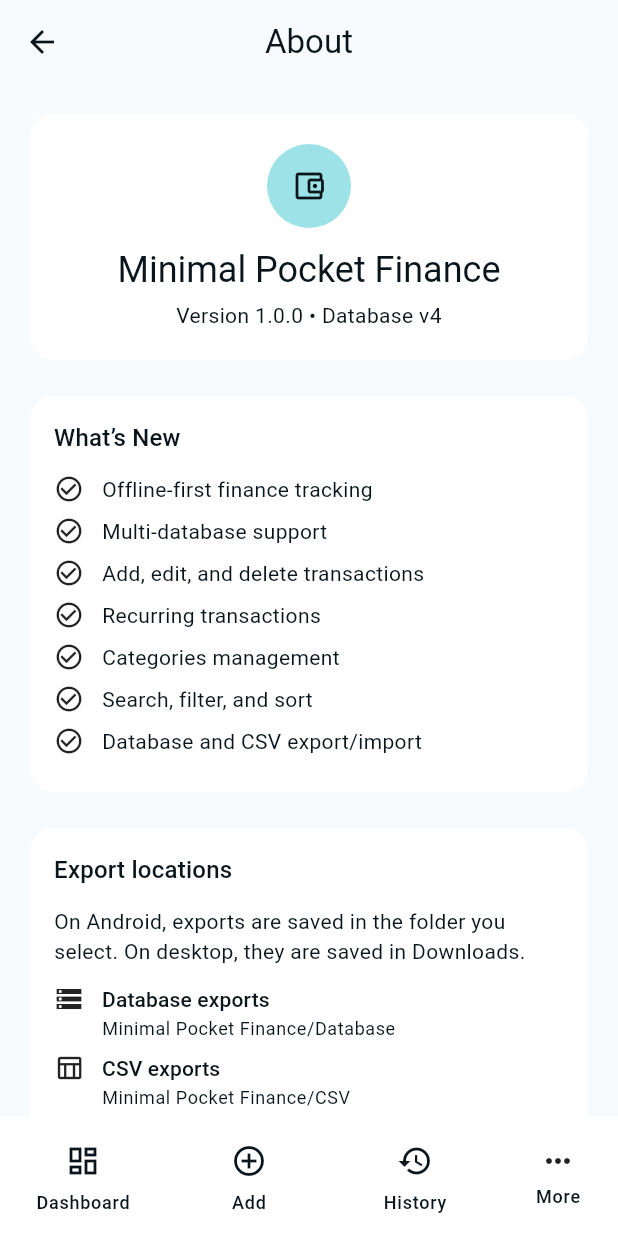
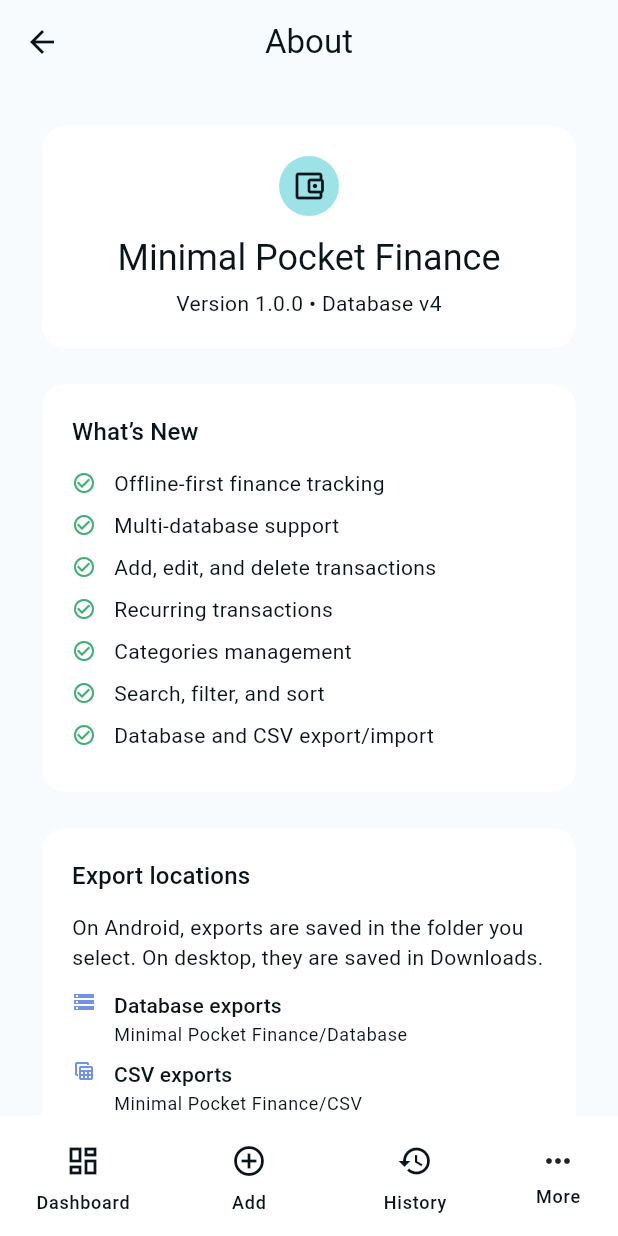
Before and after one commit to elitefantasy/minimal-pocket-finance-app, a Flutter app: the AboutScreen screen opened by its route, on a phone screen of 412 x 824 dp. Run offline on Flutter 3.47's test engine with Material 3 defaults, Android fonts, the phone set to English and light mode, and no system bars; our stand-ins replace flutter_riverpod, go_router, package_info_plus, shared_preferences, sqflite, sqflite_common_ffi; missing offline and left inert: saf_stream, saf_util; accounts and stored records are empty.

Commit message:
style(data-management): polish danger zone card style: unify Material 3 presentation consistency

```diff
--- a/lib/core/theme/app_icons.dart
+++ b/lib/core/theme/app_icons.dart
@@ -36,6 +36,8 @@
   static const csv = Icons.table_view_outlined;
   static const clear = Icons.delete_sweep_outlined;
   static const check = Icons.check_circle;
+  static const checkOutlined = Icons.check_circle_outline;
+  static const openInNew = Icons.open_in_new;
 
   static const double smallSize = AppSizes.iconSmall;
   static const double mediumSize = AppSizes.iconMedium;
--- a/lib/features/about/presentation/screens/about_screen.dart
+++ b/lib/features/about/presentation/screens/about_screen.dart
@@ -1,76 +1,63 @@
+import 'package:akm_finance_manager/app/providers.dart';
 import 'package:akm_finance_manager/core/constants/app_constants.dart';
 import 'package:akm_finance_manager/core/database/database_helper.dart';
+import 'package:akm_finance_manager/core/notifications/app_snackbar_service.dart';
+import 'package:akm_finance_manager/core/theme/app_icons.dart';
+import 'package:akm_finance_manager/core/theme/app_sizes.dart';
+import 'package:akm_finance_manager/core/theme/app_spacing.dart';
+import 'package:akm_finance_manager/core/theme/theme_context_extensions.dart';
+import 'package:akm_finance_manager/core/utils/package_info_provider.dart';
 import 'package:akm_finance_manager/shared/widgets/app_scaffold.dart';
 import 'package:flutter/material.dart';
-import 'package:akm_finance_manager/app/providers.dart';
-import 'package:akm_finance_manager/core/notifications/app_snackbar_service.dart';
 import 'package:flutter_riverpod/flutter_riverpod.dart';
-import 'package:akm_finance_manager/core/utils/package_info_provider.dart';
 
 class AboutScreen extends ConsumerWidget {
   const AboutScreen({super.key});
 
   @override
   Widget build(BuildContext context, WidgetRef ref) {
-    final colorScheme = Theme.of(context).colorScheme;
     final packageInfoAsync = ref.watch(packageInfoProvider);
 
     return AppScaffold(
       title: 'About',
       body: ListView(
-        padding: const EdgeInsets.all(16),
+        padding: const EdgeInsets.all(AppSpacing.page),
         children: <Widget>[
           Card(
             child: Padding(
-              padding: const EdgeInsets.all(20),
+              padding: const EdgeInsets.all(AppSpacing.card),
               child: Column(
                 children: <Widget>[
                   CircleAvatar(
-                    radius: 28,
-                    backgroundColor: colorScheme.primaryContainer,
-                    foregroundColor: colorScheme.onPrimaryContainer,
-                    child: const Icon(Icons.account_balance_wallet_outlined),
+                    radius: AppSizes.avatarMedium / 2,
+                    backgroundColor: context.colors.primaryContainer,
+                    foregroundColor: context.colors.onPrimaryContainer,
+                    child: const Icon(AppIcons.wallet),
                   ),
-                  const SizedBox(height: 12),
+                  const SizedBox(height: AppSpacing.md),
                   Text(
                     AppConstants.appName,
-                    style: Theme.of(context).textTheme.headlineSmall,
+                    style: context.text.headlineSmall,
                     textAlign: TextAlign.center,
                   ),
-                  const SizedBox(height: 4),
+                  const SizedBox(height: AppSpacing.xs),
                   packageInfoAsync.when(
-                    loading: () => Text(
-                      'Loading version...',
-                      style: Theme.of(context).textTheme.bodyMedium?.copyWith(
-                        color: colorScheme.onSurfaceVariant,
-                      ),
-                      textAlign: TextAlign.center,
+                    loading: () => _VersionText('Loading version...'),
+                    error: (_, __) => _VersionText(
+                      'Version Unknown • Database v${DatabaseHelper.databaseVersion}',
                     ),
-                    error: (_, __) => Text(
-                      'Version Unknown '
-                      '\u2022 Database v${DatabaseHelper.databaseVersion}',
-                      style: Theme.of(context).textTheme.bodyMedium?.copyWith(
-                        color: colorScheme.onSurfaceVariant,
-                      ),
-                      textAlign: TextAlign.center,
-                    ),
-                    data: (packageInfo) => Text(
-                      'Version ${packageInfo.version} '
-                      '\u2022 Database v${DatabaseHelper.databaseVersion}',
-                      style: Theme.of(context).textTheme.bodyMedium?.copyWith(
-                        color: colorScheme.onSurfaceVariant,
-                      ),
-                      textAlign: TextAlign.center,
+                    data: (packageInfo) => _VersionText(
+                      'Version ${packageInfo.version} • Database v${DatabaseHelper.databaseVersion}',
                     ),
                   ),
                 ],
               ),
             ),
           ),
-          const SizedBox(height: 16),
-          _AboutSection(
-            title: 'What\u2019s New',
-            child: const Column(
+          const SizedBox(height: AppSpacing.lg),
+          const _AboutSection(
+            title: 'What’s New',
+            child: Column(
               children: <Widget>[
                 _FeatureItem('Offline-first finance tracking'),
                 _FeatureItem('Multi-database support'),
@@ -82,23 +69,28 @@
               ],
             ),
           ),
-          const SizedBox(height: 16),
+          const SizedBox(height: AppSpacing.lg),
           _AboutSection(
             title: 'Export locations',
             child: Column(
               crossAxisAlignment: CrossAxisAlignment.start,
               children: <Widget>[
-                Text(AppConstants.exportLocationDescription),
-                const SizedBox(height: 12),
+                Text(
+                  AppConstants.exportLocationDescription,
+                  style: context.text.bodyMedium?.copyWith(
+                    color: context.colors.onSurfaceVariant,
+                  ),
+                ),
+                const SizedBox(height: AppSpacing.md),
                 _LocationItem(
-                  icon: Icons.storage_outlined,
+                  icon: AppIcons.database,
                   label: 'Database exports',
                   path:
                       '${AppConstants.appName}/${AppConstants.databaseExportFolder}',
                 ),
-                const SizedBox(height: 8),
+                const SizedBox(height: AppSpacing.sm),
                 _LocationItem(
-                  icon: Icons.table_chart_outlined,
+                  icon: AppIcons.csv,
                   label: 'CSV exports',
                   path:
                       '${AppConstants.appName}/${AppConstants.csvExportFolder}',
@@ -106,20 +98,25 @@
               ],
             ),
           ),
-          const SizedBox(height: 16),
+          const SizedBox(height: AppSpacing.lg),
           _AboutSection(
             title: 'Created by',
             child: Column(
               crossAxisAlignment: CrossAxisAlignment.start,
               children: <Widget>[
-                Text(AppConstants.creatorCredit),
-                const SizedBox(height: 8),
+                Text(
+                  AppConstants.creatorCredit,
+                  style: context.text.bodyMedium?.copyWith(
+                    color: context.colors.onSurfaceVariant,
+                  ),
+                ),
+                const SizedBox(height: AppSpacing.sm),
                 ListTile(
                   contentPadding: EdgeInsets.zero,
-                  leading: const Icon(Icons.code),
-                  title: const Text('GitHub'),
-                  subtitle: const Text(AppConstants.githubUrl),
-                  trailing: const Icon(Icons.open_in_new),
+                  leading: const Icon(AppIcons.github),
+                  title: Text('GitHub', style: context.text.titleSmall),
+                  subtitle: Text(AppConstants.githubUrl),
+                  trailing: const Icon(AppIcons.openInNew),
                   onTap: () async {
                     final opened = await ref
                         .read(urlLauncherServiceProvider)
@@ -141,6 +138,23 @@
   }
 }
 
+class _VersionText extends StatelessWidget {
+  const _VersionText(this.value);
+
+  final String value;
+
+  @override
+  Widget build(BuildContext context) {
+    return Text(
+      value,
+      style: context.text.bodyMedium?.copyWith(
+        color: context.colors.onSurfaceVariant,
+      ),
+      textAlign: TextAlign.center,
+    );
+  }
+}
+
 class _AboutSection extends StatelessWidget {
   const _AboutSection({required this.title, required this.child});
 
@@ -151,12 +165,12 @@
   Widget build(BuildContext context) {
     return Card(
       child: Padding(
-        padding: const EdgeInsets.all(16),
+        padding: const EdgeInsets.all(AppSpacing.card),
         child: Column(
           crossAxisAlignment: CrossAxisAlignment.start,
           children: <Widget>[
-            Text(title, style: Theme.of(context).textTheme.titleMedium),
-            const SizedBox(height: 12),
+            Text(title, style: context.text.titleMedium),
+            const SizedBox(height: AppSpacing.md),
             child,
           ],
         ),
@@ -173,12 +187,16 @@
   @override
   Widget build(BuildContext context) {
     return Padding(
-      padding: const EdgeInsets.only(bottom: 8),
+      padding: const EdgeInsets.only(bottom: AppSpacing.sm),
       child: Row(
         children: <Widget>[
-          const Icon(Icons.check_circle_outline, size: 20),
-          const SizedBox(width: 12),
-          Expanded(child: Text(label)),
+          Icon(
+            AppIcons.checkOutlined,
+            size: AppIcons.smallSize,
+            color: context.semantic.success,
+          ),
+          const SizedBox(width: AppSpacing.md),
+          Expanded(child: Text(label, style: context.text.bodyMedium)),
         ],
       ),
     );
@@ -201,15 +219,20 @@
     return Row(
       crossAxisAlignment: CrossAxisAlignment.start,
       children: <Widget>[
-        Icon(icon, size: 20),
-        const SizedBox(width: 12),
+        Icon(icon, size: AppIcons.smallSize, color: context.colors.secondary),
+        const SizedBox(width: AppSpacing.md),
         Expanded(
           child: Column(
             crossAxisAlignment: CrossAxisAlignment.start,
             children: <Widget>[
-              Text(label, style: Theme.of(context).textTheme.titleSmall),
-              const SizedBox(height: 2),
-              Text(path, style: Theme.of(context).textTheme.bodySmall),
+              Text(label, style: context.text.titleSmall),
+              const SizedBox(height: AppSpacing.xxs),
+              Text(
+                path,
+                style: context.text.bodySmall?.copyWith(
+                  color: context.colors.onSurfaceVariant,
+                ),
+              ),
             ],
           ),
         ),
--- a/lib/features/data_management/presentation/widgets/backup_card.dart
+++ b/lib/features/data_management/presentation/widgets/backup_card.dart
@@ -43,7 +43,7 @@
   Widget build(BuildContext context) {
     return Card(
       child: Padding(
-        padding: const EdgeInsets.all(AppSpacing.lg),
+        padding: const EdgeInsets.all(AppSpacing.card),
         child: Column(
           crossAxisAlignment: CrossAxisAlignment.stretch,
           children: <Widget>[
```
Also changed, not shown: lib/features/data_management/presentation/screens/data_management_screen.dart (+17 -9 lines), lib/features/data_management/presentation/widgets/danger_zone_card.dart (+23 -6 lines), lib/features/data_management/presentation/widgets/database_card.dart (+13 -2 lines), lib/features/data_management/presentation/widgets/database_tile.dart (+22 -6 lines), lib/shared/widgets/delete_confirmation_dialog.dart (+20 -2 lines).
